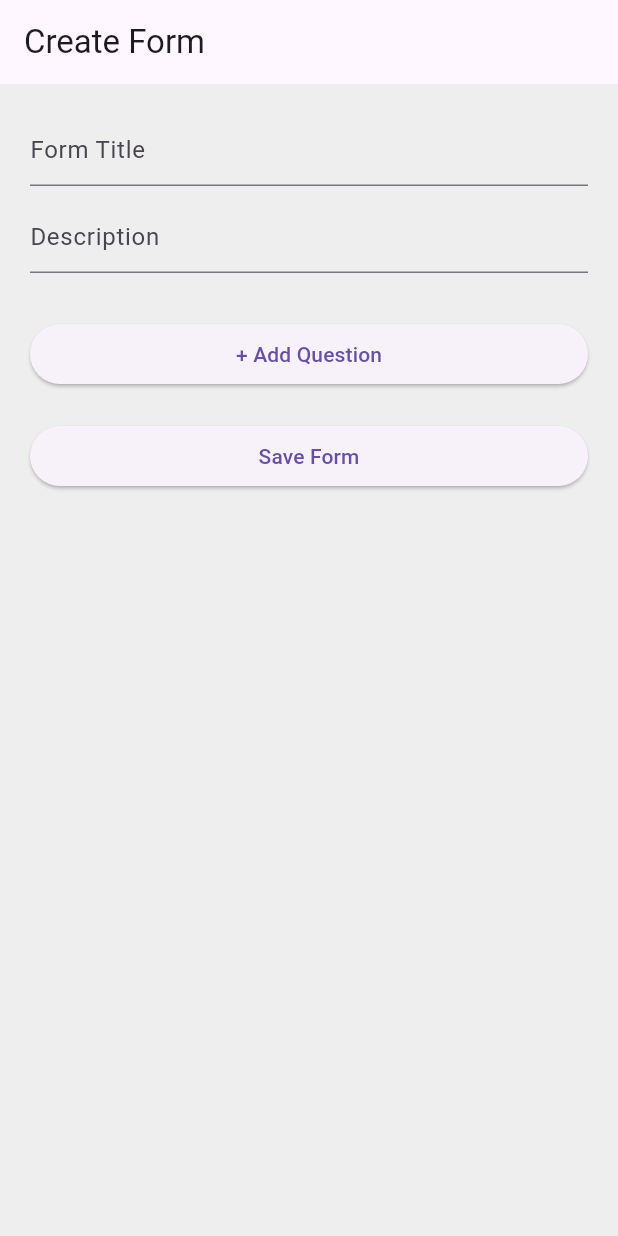
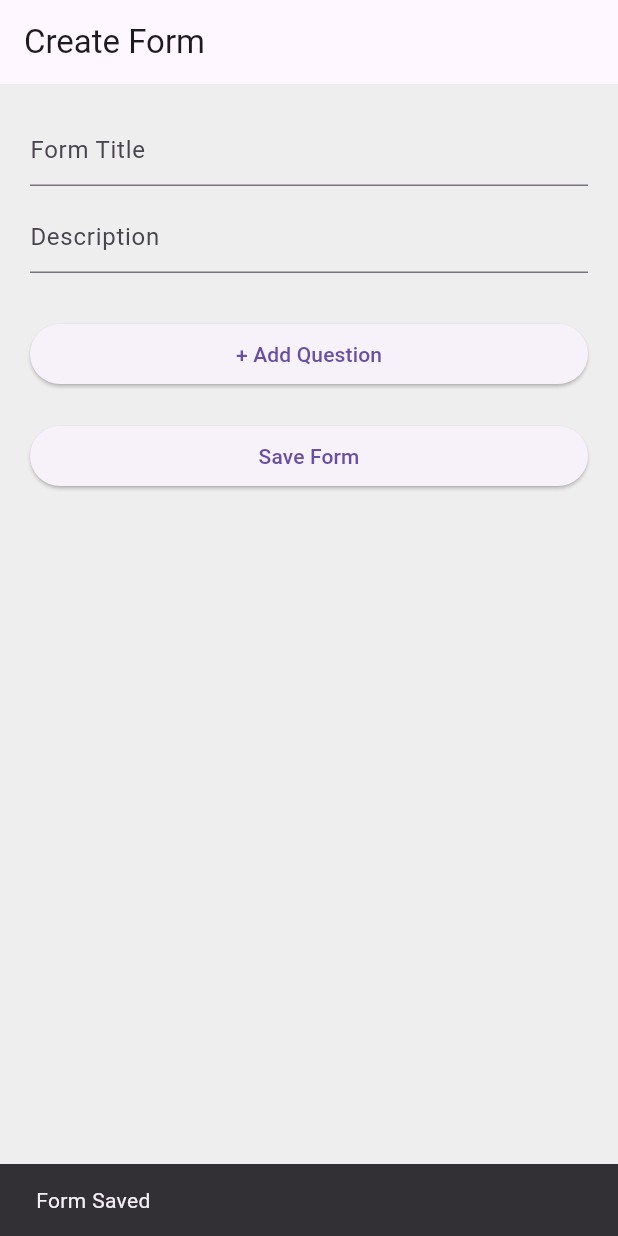
Before and after one commit to Yuviiii25/form_builder_app, a Flutter app: the screen it shows after launch, after a tap on "Save Form", on a phone screen of 412 x 824 dp. Run offline on Flutter 3.47's test engine with Material 3 defaults, Android fonts, the light colour scheme and no system bars; our stand-ins replace cloud_firestore, firebase_auth, firebase_core; accounts and stored records are empty.

Commit message:
Add Firestore integration for saving forms

```diff
--- a/lib/form_UI.dart
+++ b/lib/form_UI.dart
@@ -1,4 +1,7 @@
 import 'package:flutter/material.dart';
+import 'package:cloud_firestore/cloud_firestore.dart';
+import 'package:firebase_auth/firebase_auth.dart';
+
 
 class FormBuilderScreen extends StatefulWidget {
   const FormBuilderScreen({super.key});
@@ -9,12 +12,27 @@ class FormBuilderScreen extends StatefulWidget {
 
 class _FormBuilderScreenState extends State<FormBuilderScreen> {
 
+  final FirebaseFirestore _firestore = FirebaseFirestore.instance;
+
   final titleController = TextEditingController();
   final descController = TextEditingController();
 
-  List<Map<String, dynamic>> questions = [];
+  Future<void> saveForm() async {
+
+  await _firestore.collection("forms").add({
+    "title": titleController.text.trim(),
+    "description": descController.text.trim(),
+    "createdAt": FieldValue.serverTimestamp(),
+    "questions": questions,
+  });
+
+  ScaffoldMessenger.of(context).showSnackBar(
+    const SnackBar(content: Text("Form Saved")),
+  );
+}
 
 
+  List<Map<String, dynamic>> questions = [];
 
   void addQuestion() {
     setState(() {
@@ -250,7 +268,7 @@ class _FormBuilderScreenState extends State<FormBuilderScreen> {
               // Save
               ElevatedButton(
                 onPressed: () {
-                  print(questions);
+                  saveForm();
                 },
                 child: const Text("Save Form"),
               ),
```
